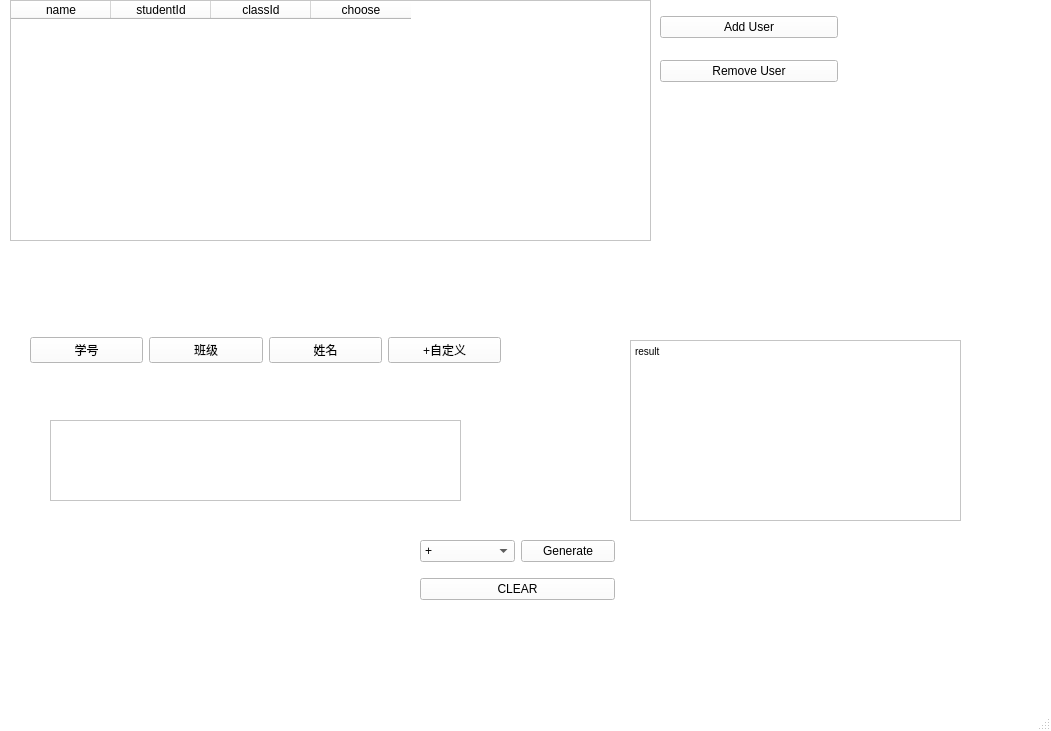
Old version of the form ui/mainWindow.ui in the repository dake0805/ExperimentFileNameGenerater.
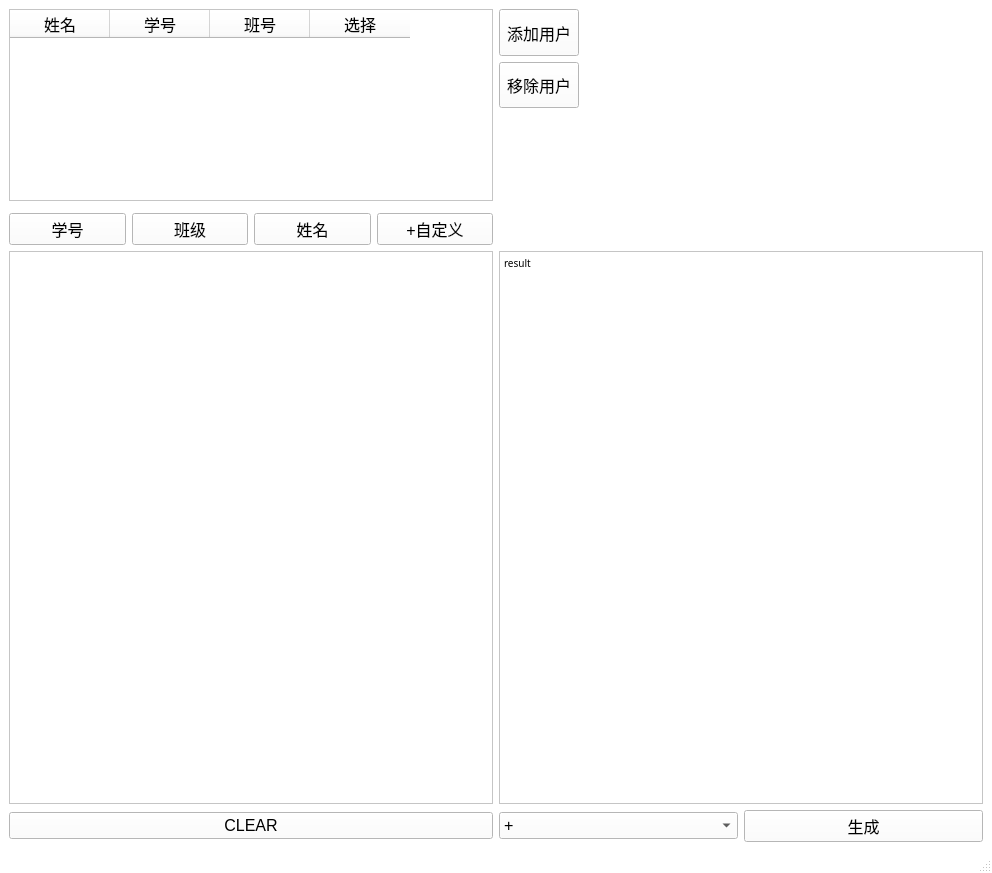
New version of the form.

```diff
--- a/ui/mainWindow.ui
+++ b/ui/mainWindow.ui
@@ -6,8 +6,8 @@
    <rect>
     <x>0</x>
     <y>0</y>
-    <width>1051</width>
-    <height>731</height>
+    <width>992</width>
+    <height>873</height>
    </rect>
   </property>
   <property name="palette">
@@ -459,227 +459,299 @@
    <string>MainWindow</string>
   </property>
   <widget class="QWidget" name="centralwidget">
-   <widget class="QTableWidget" name="tableWidget">
-    <property name="geometry">
-     <rect>
-      <x>10</x>
-      <y>0</y>
-      <width>641</width>
-      <height>241</height>
-     </rect>
-    </property>
-    <column>
-     <property name="text">
-      <string>name</string>
-     </property>
-    </column>
-    <column>
-     <property name="text">
-      <string>studentId</string>
-     </property>
-    </column>
-    <column>
-     <property name="text">
-      <string>classId</string>
-     </property>
-    </column>
-    <column>
-     <property name="text">
-      <string>choose</string>
-     </property>
-    </column>
-   </widget>
-   <widget class="QWidget" name="horizontalLayoutWidget">
-    <property name="geometry">
-     <rect>
-      <x>30</x>
-      <y>320</y>
-      <width>471</width>
-      <height>61</height>
-     </rect>
-    </property>
-    <layout class="QHBoxLayout" name="horizontalLayout">
-     <item>
-      <widget class="QPushButton" name="choose_studentId">
-       <property name="cursor">
-        <cursorShape>PointingHandCursor</cursorShape>
-       </property>
-       <property name="mouseTracking">
-        <bool>false</bool>
-       </property>
-       <property name="text">
-        <string>学号</string>
-       </property>
-      </widget>
-     </item>
-     <item>
-      <widget class="QPushButton" name="choose_classId">
-       <property name="cursor">
-        <cursorShape>PointingHandCursor</cursorShape>
-       </property>
-       <property name="mouseTracking">
-        <bool>false</bool>
-       </property>
-       <property name="text">
-        <string>班级</string>
-       </property>
-      </widget>
-     </item>
-     <item>
-      <widget class="QPushButton" name="choose_name">
-       <property name="cursor">
-        <cursorShape>PointingHandCursor</cursorShape>
-       </property>
-       <property name="mouseTracking">
-        <bool>false</bool>
-       </property>
-       <property name="text">
-        <string>姓名</string>
-       </property>
-      </widget>
-     </item>
-     <item>
-      <widget class="QPushButton" name="choose_custom">
-       <property name="cursor">
-        <cursorShape>PointingHandCursor</cursorShape>
-       </property>
-       <property name="mouseTracking">
-        <bool>false</bool>
-       </property>
-       <property name="text">
-        <string>+自定义</string>
-       </property>
-      </widget>
-     </item>
-    </layout>
-   </widget>
-   <widget class="QWidget" name="gridLayoutWidget">
-    <property name="geometry">
-     <rect>
-      <x>660</x>
-      <y>0</y>
-      <width>178</width>
-      <height>100</height>
-     </rect>
-    </property>
-    <layout class="QGridLayout" name="gridLayout">
-     <item row="0" column="0" colspan="2">
-      <widget class="QPushButton" name="add_user_button">
-       <property name="text">
-        <string>Add User</string>
-       </property>
-      </widget>
-     </item>
-     <item row="1" column="0" colspan="2">
-      <widget class="QPushButton" name="remove_user_button">
-       <property name="text">
-        <string>Remove User</string>
-       </property>
-      </widget>
-     </item>
-    </layout>
-   </widget>
-   <widget class="QTextBrowser" name="textBrowser">
-    <property name="geometry">
-     <rect>
-      <x>630</x>
-      <y>340</y>
-      <width>331</width>
-      <height>181</height>
-     </rect>
-    </property>
-    <property name="cursor" stdset="0">
-     <cursorShape>IBeamCursor</cursorShape>
-    </property>
-    <property name="html">
-     <string>&lt;!DOCTYPE HTML PUBLIC &quot;-//W3C//DTD HTML 4.0//EN&quot; &quot;http://www.w3.org/TR/REC-html40/strict.dtd&quot;&gt;
+   <layout class="QGridLayout" name="gridLayout">
+    <item row="2" column="1" rowspan="4">
+     <spacer name="verticalSpacer">
+      <property name="orientation">
+       <enum>Qt::Vertical</enum>
+      </property>
+      <property name="sizeHint" stdset="0">
+       <size>
+        <width>20</width>
+        <height>40</height>
+       </size>
+      </property>
+     </spacer>
+    </item>
+    <item row="6" column="1">
+     <widget class="QTextBrowser" name="textBrowser">
+      <property name="enabled">
+       <bool>true</bool>
+      </property>
+      <property name="font">
+       <font>
+        <family>Microsoft YaHei UI Light</family>
+        <pointsize>12</pointsize>
+       </font>
+      </property>
+      <property name="cursor" stdset="0">
+       <cursorShape>IBeamCursor</cursorShape>
+      </property>
+      <property name="html">
+       <string>&lt;!DOCTYPE HTML PUBLIC &quot;-//W3C//DTD HTML 4.0//EN&quot; &quot;http://www.w3.org/TR/REC-html40/strict.dtd&quot;&gt;
 &lt;html&gt;&lt;head&gt;&lt;meta name=&quot;qrichtext&quot; content=&quot;1&quot; /&gt;&lt;style type=&quot;text/css&quot;&gt;
 p, li { white-space: pre-wrap; }
-&lt;/style&gt;&lt;/head&gt;&lt;body style=&quot; font-family:'MS Shell Dlg 2'; font-size:8.25pt; font-weight:400; font-style:normal;&quot;&gt;
-&lt;p style=&quot; margin-top:0px; margin-bottom:0px; margin-left:0px; margin-right:0px; -qt-block-indent:0; text-indent:0px;&quot;&gt;&lt;span style=&quot; font-size:7.8pt;&quot;&gt;result&lt;/span&gt;&lt;/p&gt;&lt;/body&gt;&lt;/html&gt;</string>
-    </property>
-   </widget>
-   <widget class="QWidget" name="gridLayoutWidget_2">
-    <property name="geometry">
-     <rect>
-      <x>420</x>
-      <y>530</y>
-      <width>195</width>
-      <height>80</height>
-     </rect>
-    </property>
-    <layout class="QGridLayout" name="gridLayout_2">
-     <item row="0" column="0">
-      <widget class="QComboBox" name="choose_delimiter">
-       <item>
-        <property name="text">
-         <string>+</string>
+&lt;/style&gt;&lt;/head&gt;&lt;body style=&quot; font-family:'Microsoft YaHei UI Light'; font-size:12pt; font-weight:400; font-style:normal;&quot;&gt;
+&lt;p style=&quot; margin-top:0px; margin-bottom:0px; margin-left:0px; margin-right:0px; -qt-block-indent:0; text-indent:0px;&quot;&gt;&lt;span style=&quot; font-family:'MS Shell Dlg 2'; font-size:7.8pt;&quot;&gt;result&lt;/span&gt;&lt;/p&gt;&lt;/body&gt;&lt;/html&gt;</string>
+      </property>
+     </widget>
+    </item>
+    <item row="6" column="0">
+     <widget class="QListWidget" name="choose_form">
+      <property name="font">
+       <font>
+        <family>Microsoft YaHei UI Light</family>
+        <pointsize>12</pointsize>
+       </font>
+      </property>
+      <property name="flow">
+       <enum>QListView::LeftToRight</enum>
+      </property>
+     </widget>
+    </item>
+    <item row="0" column="1">
+     <widget class="QPushButton" name="add_user_button">
+      <property name="sizePolicy">
+       <sizepolicy hsizetype="Fixed" vsizetype="Preferred">
+        <horstretch>0</horstretch>
+        <verstretch>0</verstretch>
+       </sizepolicy>
+      </property>
+      <property name="font">
+       <font>
+        <family>Microsoft YaHei UI</family>
+        <pointsize>12</pointsize>
+       </font>
+      </property>
+      <property name="text">
+       <string>添加用户</string>
+      </property>
+     </widget>
+    </item>
+    <item row="5" column="0">
+     <layout class="QHBoxLayout" name="horizontalLayout">
+      <item>
+       <widget class="QPushButton" name="choose_studentId">
+        <property name="font">
+         <font>
+          <family>Microsoft YaHei UI</family>
+          <pointsize>12</pointsize>
+         </font>
         </property>
-       </item>
-       <item>
-        <property name="text">
-         <string>_</string>
+        <property name="cursor">
+         <cursorShape>PointingHandCursor</cursorShape>
         </property>
-       </item>
-       <item>
+        <property name="mouseTracking">
+         <bool>false</bool>
+        </property>
         <property name="text">
-         <string>-</string>
+         <string>学号</string>
         </property>
-       </item>
-       <item>
+       </widget>
+      </item>
+      <item>
+       <widget class="QPushButton" name="choose_classId">
+        <property name="font">
+         <font>
+          <family>Microsoft YaHei UI</family>
+          <pointsize>12</pointsize>
+         </font>
+        </property>
+        <property name="cursor">
+         <cursorShape>PointingHandCursor</cursorShape>
+        </property>
+        <property name="mouseTracking">
+         <bool>false</bool>
+        </property>
         <property name="text">
-         <string>&amp;</string>
+         <string>班级</string>
         </property>
-       </item>
-       <item>
+       </widget>
+      </item>
+      <item>
+       <widget class="QPushButton" name="choose_name">
+        <property name="font">
+         <font>
+          <family>Microsoft YaHei UI</family>
+          <pointsize>12</pointsize>
+         </font>
+        </property>
+        <property name="cursor">
+         <cursorShape>PointingHandCursor</cursorShape>
+        </property>
+        <property name="mouseTracking">
+         <bool>false</bool>
+        </property>
         <property name="text">
-         <string>space</string>
+         <string>姓名</string>
         </property>
-       </item>
-       <item>
+       </widget>
+      </item>
+      <item>
+       <widget class="QPushButton" name="choose_custom">
+        <property name="font">
+         <font>
+          <family>Microsoft YaHei UI</family>
+          <pointsize>12</pointsize>
+         </font>
+        </property>
+        <property name="cursor">
+         <cursorShape>PointingHandCursor</cursorShape>
+        </property>
+        <property name="mouseTracking">
+         <bool>false</bool>
+        </property>
         <property name="text">
-         <string>自定义</string>
+         <string>+自定义</string>
         </property>
-       </item>
-      </widget>
-     </item>
-     <item row="0" column="1">
-      <widget class="QPushButton" name="generate_result_button">
+       </widget>
+      </item>
+     </layout>
+    </item>
+    <item row="1" column="1">
+     <widget class="QPushButton" name="remove_user_button">
+      <property name="sizePolicy">
+       <sizepolicy hsizetype="Fixed" vsizetype="Preferred">
+        <horstretch>0</horstretch>
+        <verstretch>0</verstretch>
+       </sizepolicy>
+      </property>
+      <property name="font">
+       <font>
+        <family>Microsoft YaHei UI</family>
+        <pointsize>12</pointsize>
+       </font>
+      </property>
+      <property name="text">
+       <string>移除用户</string>
+      </property>
+     </widget>
+    </item>
+    <item row="0" column="0" rowspan="4">
+     <widget class="QTableWidget" name="tableWidget">
+      <property name="sizePolicy">
+       <sizepolicy hsizetype="Expanding" vsizetype="Fixed">
+        <horstretch>0</horstretch>
+        <verstretch>0</verstretch>
+       </sizepolicy>
+      </property>
+      <property name="font">
+       <font>
+        <family>Microsoft YaHei UI Light</family>
+        <pointsize>12</pointsize>
+       </font>
+      </property>
+      <property name="focusPolicy">
+       <enum>Qt::NoFocus</enum>
+      </property>
+      <column>
        <property name="text">
-        <string>Generate</string>
+        <string>姓名</string>
        </property>
-      </widget>
-     </item>
-     <item row="1" column="0" colspan="2">
-      <widget class="QPushButton" name="clear_choose_button">
+      </column>
+      <column>
        <property name="text">
-        <string>CLEAR</string>
+        <string>学号</string>
        </property>
-      </widget>
-     </item>
-    </layout>
-   </widget>
-   <widget class="QListWidget" name="choose_form">
-    <property name="geometry">
-     <rect>
-      <x>50</x>
-      <y>420</y>
-      <width>411</width>
-      <height>81</height>
-     </rect>
-    </property>
-    <property name="flow">
-     <enum>QListView::LeftToRight</enum>
-    </property>
-   </widget>
+      </column>
+      <column>
+       <property name="text">
+        <string>班号</string>
+       </property>
+      </column>
+      <column>
+       <property name="text">
+        <string>选择</string>
+       </property>
+       <property name="background">
+        <color alpha="0">
+         <red>255</red>
+         <green>255</green>
+         <blue>255</blue>
+        </color>
+       </property>
+      </column>
+     </widget>
+    </item>
+    <item row="8" column="1">
+     <layout class="QGridLayout" name="gridLayout_2">
+      <item row="0" column="3">
+       <widget class="QPushButton" name="generate_result_button">
+        <property name="font">
+         <font>
+          <family>Microsoft YaHei UI</family>
+          <pointsize>12</pointsize>
+         </font>
+        </property>
+        <property name="text">
+         <string>生成</string>
+        </property>
+       </widget>
+      </item>
+      <item row="0" column="2">
+       <widget class="QComboBox" name="choose_delimiter">
+        <property name="font">
+         <font>
+          <family>Microsoft YaHei UI</family>
+          <pointsize>12</pointsize>
+         </font>
+        </property>
+        <item>
+         <property name="text">
+          <string>+</string>
+         </property>
+        </item>
+        <item>
+         <property name="text">
+          <string>_</string>
+         </property>
+        </item>
+        <item>
+         <property name="text">
+          <string>-</string>
+         </property>
+        </item>
+        <item>
+         <property name="text">
+          <string>&amp;</string>
+         </property>
+        </item>
+        <item>
+         <property name="text">
+          <string>space</string>
+         </property>
+        </item>
+        <item>
+         <property name="text">
+          <string>自定义</string>
+         </property>
+        </item>
+       </widget>
+      </item>
+     </layout>
+    </item>
+    <item row="8" column="0">
+     <widget class="QPushButton" name="clear_choose_button">
+      <property name="font">
+       <font>
+        <family>Microsoft YaHei UI</family>
+        <pointsize>12</pointsize>
+       </font>
+      </property>
+      <property name="text">
+       <string>CLEAR</string>
+      </property>
+     </widget>
+    </item>
+   </layout>
   </widget>
   <widget class="QMenuBar" name="menubar">
    <property name="geometry">
     <rect>
      <x>0</x>
      <y>0</y>
-     <width>1051</width>
-     <height>21</height>
+     <width>992</width>
+     <height>26</height>
     </rect>
    </property>
   </widget>
```
